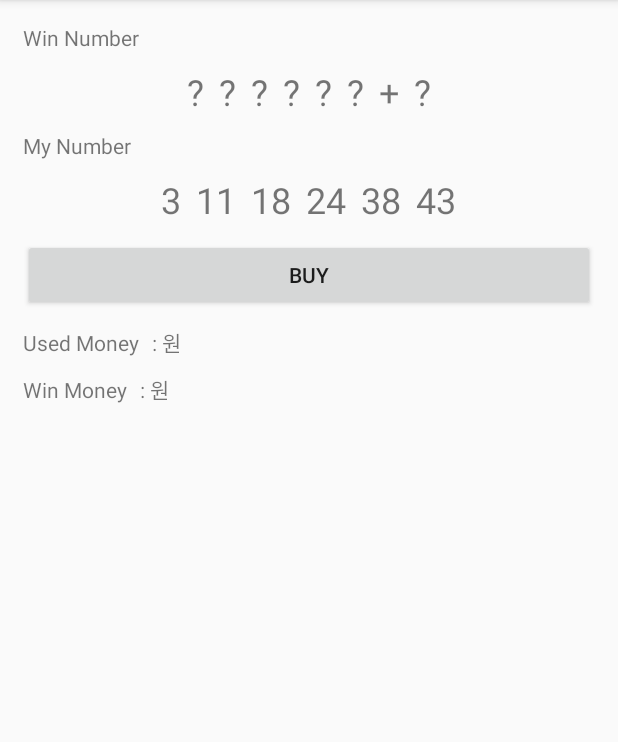
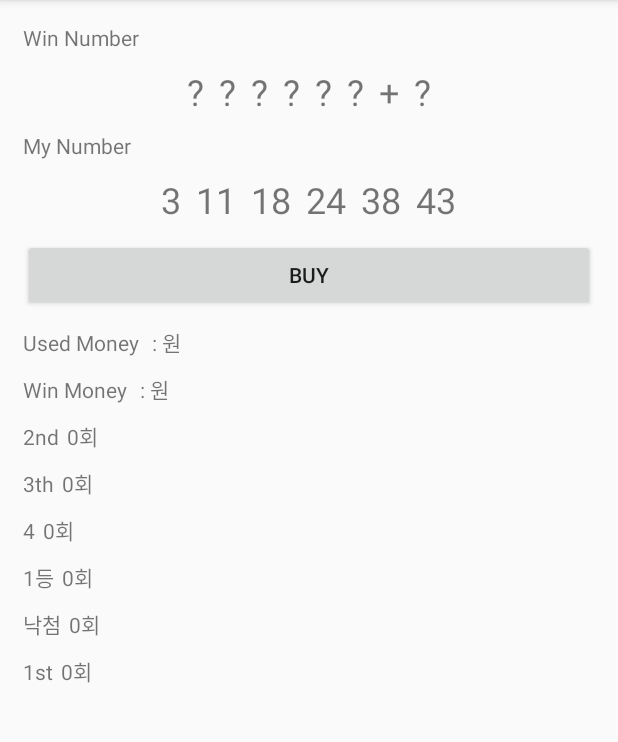
Before and after one commit to yhwba/FinalProject_LottoSimulator, an Android app: the screen it shows after launch (MainActivity), on a phone screen of 412 x 824 dp, the part 84-826 px from its top. Run offline under Robolectric (Android 15) with nearby library versions, the phone set to English and light mode, and no system bars; our stand-ins replace data binding.

Commit message:
등수별 당첨횟수 표시

```diff
--- a/app/src/main/java/kr/co/yhw/finalproject_lottosimulator_20200602/MainActivity.java
+++ b/app/src/main/java/kr/co/yhw/finalproject_lottosimulator_20200602/MainActivity.java
@@ -109,8 +109,8 @@ public class MainActivity extends BaseActivity {
             winMoney +=50000;
         }
         else if (correctCount == 3){
-            winMoney +=5000;
-//            useMoney -=5000;
+//            winMoney +=5000;
+            useMoney -=5000;
         }
         else {
 
--- a/app/src/main/res/layout/activity_main.xml
+++ b/app/src/main/res/layout/activity_main.xml
@@ -195,6 +195,129 @@
                 android:text=" : 원" />
 
         </LinearLayout>
+        <LinearLayout
+            android:layout_width="match_parent"
+            android:layout_height="wrap_content"
+            android:layout_marginTop="10dp"
+            android:orientation="horizontal">
+
+            <TextView
+                android:layout_width="wrap_content"
+                android:layout_height="wrap_content"
+                android:text="@string/second_rank" />
+
+            <TextView
+                android:id="@+id/secondRankTxt"
+                android:layout_width="wrap_content"
+                android:layout_height="wrap_content"
+                android:layout_marginLeft="5dp"
+                android:text="0회" />
+
+
+        </LinearLayout>
+        <LinearLayout
+            android:layout_width="match_parent"
+            android:layout_height="wrap_content"
+            android:layout_marginTop="10dp"
+            android:orientation="horizontal">
+
+            <TextView
+                android:layout_width="wrap_content"
+                android:layout_height="wrap_content"
+                android:text="@string/third_rank" />
+
+            <TextView
+                android:id="@+id/thirdRankTxt"
+                android:layout_width="wrap_content"
+                android:layout_height="wrap_content"
+                android:layout_marginLeft="5dp"
+                android:text="0회" />
+
+
+        </LinearLayout>
+        <LinearLayout
+            android:layout_width="match_parent"
+            android:layout_height="wrap_content"
+            android:layout_marginTop="10dp"
+            android:orientation="horizontal">
+
+            <TextView
+                android:layout_width="wrap_content"
+                android:layout_height="wrap_content"
+                android:text="@string/fourth_rank" />
+
+            <TextView
+                android:id="@+id/fourthRankTxt"
+                android:layout_width="wrap_content"
+                android:layout_height="wrap_content"
+                android:layout_marginLeft="5dp"
+                android:text="0회" />
+
+
+        </LinearLayout>
+        <LinearLayout
+            android:layout_width="match_parent"
+            android:layout_height="wrap_content"
+            android:layout_marginTop="10dp"
+            android:orientation="horizontal">
+
+            <TextView
+                android:layout_width="wrap_content"
+                android:layout_height="wrap_content"
+                android:text="@string/fifth_rank" />
+
+            <TextView
+                android:id="@+id/fifthRankTxt"
+                android:layout_width="wrap_content"
+                android:layout_height="wrap_content"
+                android:layout_marginLeft="5dp"
+                android:text="0회" />
+
+
+        </LinearLayout>
+        <LinearLayout
+            android:layout_width="match_parent"
+            android:layout_height="wrap_content"
+            android:layout_marginTop="10dp"
+            android:orientation="horizontal">
+
+            <TextView
+                android:layout_width="wrap_content"
+                android:layout_height="wrap_content"
+                android:text="@string/unranked" />
+
+            <TextView
+                android:id="@+id/unRankTxt"
+                android:layout_width="wrap_content"
+                android:layout_height="wrap_content"
+                android:layout_marginLeft="5dp"
+                android:text="0회" />
+
+
+        </LinearLayout>
+        <LinearLayout
+            android:layout_width="match_parent"
+            android:layout_height="wrap_content"
+            android:layout_marginTop="10dp"
+            android:orientation="horizontal">
+
+            <TextView
+                android:layout_width="wrap_content"
+                android:layout_height="wrap_content"
+                android:text="@string/first_rank" />
+
+            <TextView
+                android:id="@+id/firstRankTxt"
+                android:layout_width="wrap_content"
+                android:layout_height="wrap_content"
+                android:layout_marginLeft="5dp"
+                android:text="0회" />
+
+
+        </LinearLayout>
+
+
+
 
     </LinearLayout>
 </layout>
--- a/app/src/main/res/values/strings.xml
+++ b/app/src/main/res/values/strings.xml
@@ -5,4 +5,11 @@
     <string name="buy_one_lotto_btn">Buy</string>
     <string name="use_money">Used Money</string>
     <string name="win_money">Win Money</string>
+    <string name="first_rank">1st</string>
+    <string name="second_rank">2nd</string>
+    <string name="third_rank">3th</string>
+    <string name="fourth_rank">4</string>
+    <string name="fifth_rank">1등</string>
+    <string name="unranked">낙첨</string>
+
 </resources>
```
